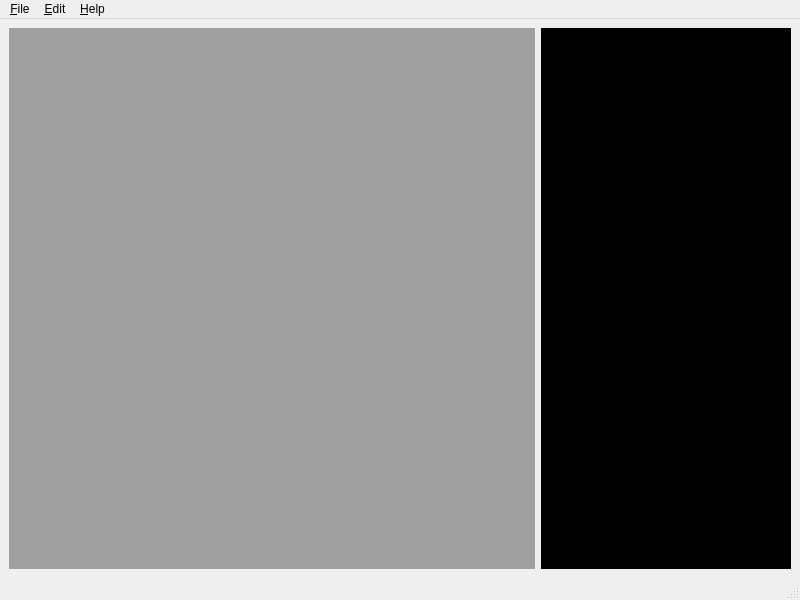
Old version of the form viaorganizer.ui in the repository bruceHun/pythonImageEditor.
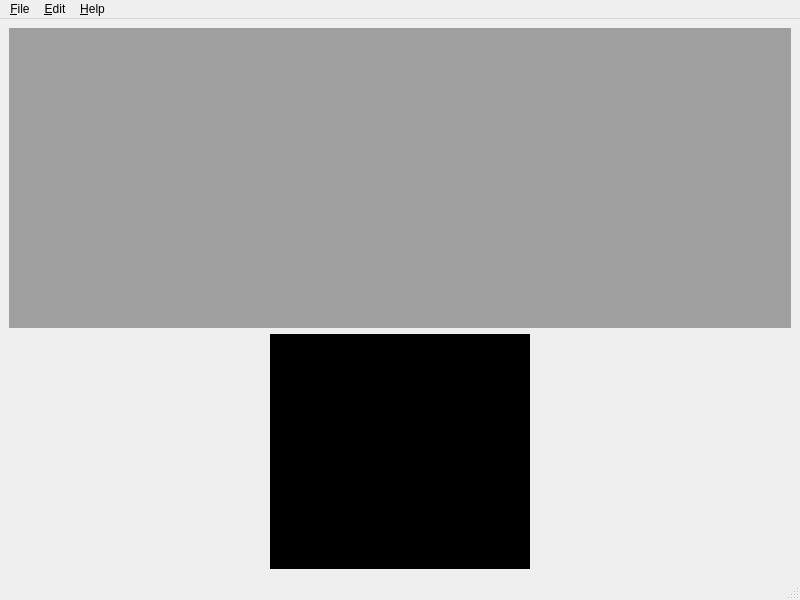
New version of the form.

Commit message: viaorganizer now loads two json files with more detail and has a preview window

Diff of the .ui file:
```diff
--- a/viaorganizer.ui
+++ b/viaorganizer.ui
@@ -14,20 +14,71 @@
    <string>VIA Annotation Organizer</string>
   </property>
   <widget class="QWidget" name="centralwidget">
-   <layout class="QHBoxLayout" name="horizontalLayout">
+   <layout class="QVBoxLayout" name="verticalLayout">
     <item>
      <widget class="QMdiArea" name="mdiArea">
+      <property name="maximumSize">
+       <size>
+        <width>16777215</width>
+        <height>300</height>
+       </size>
+      </property>
+      <property name="activationOrder">
+       <enum>QMdiArea::CreationOrder</enum>
+      </property>
       <property name="viewMode">
-       <enum>QMdiArea::TabbedView</enum>
+       <enum>QMdiArea::SubWindowView</enum>
       </property>
      </widget>
     </item>
     <item>
-     <widget class="QGraphicsView" name="graphicsView">
-      <property name="styleSheet">
-       <string notr="true">background-color: rgb(0, 0, 0);</string>
-      </property>
-     </widget>
+     <layout class="QHBoxLayout" name="horizontalLayout">
+      <item>
+       <spacer name="horizontalSpacer">
+        <property name="orientation">
+         <enum>Qt::Horizontal</enum>
+        </property>
+        <property name="sizeHint" stdset="0">
+         <size>
+          <width>40</width>
+          <height>20</height>
+         </size>
+        </property>
+       </spacer>
+      </item>
+      <item>
+       <widget class="QGraphicsView" name="graphicsView">
+        <property name="minimumSize">
+         <size>
+          <width>200</width>
+          <height>0</height>
+         </size>
+        </property>
+        <property name="acceptDrops">
+         <bool>false</bool>
+        </property>
+        <property name="styleSheet">
+         <string notr="true">background-color: rgb(0, 0, 0);</string>
+        </property>
+        <property name="frameShape">
+         <enum>QFrame::StyledPanel</enum>
+        </property>
+       </widget>
+      </item>
+      <item>
+       <spacer name="horizontalSpacer_2">
+        <property name="orientation">
+         <enum>Qt::Horizontal</enum>
+        </property>
+        <property name="sizeHint" stdset="0">
+         <size>
+          <width>40</width>
+          <height>20</height>
+         </size>
+        </property>
+       </spacer>
+      </item>
+     </layout>
     </item>
    </layout>
   </widget>
```
Left out of the diff: 2 changed lines with no effect on the pictures. The commit also changes 5 other files.
